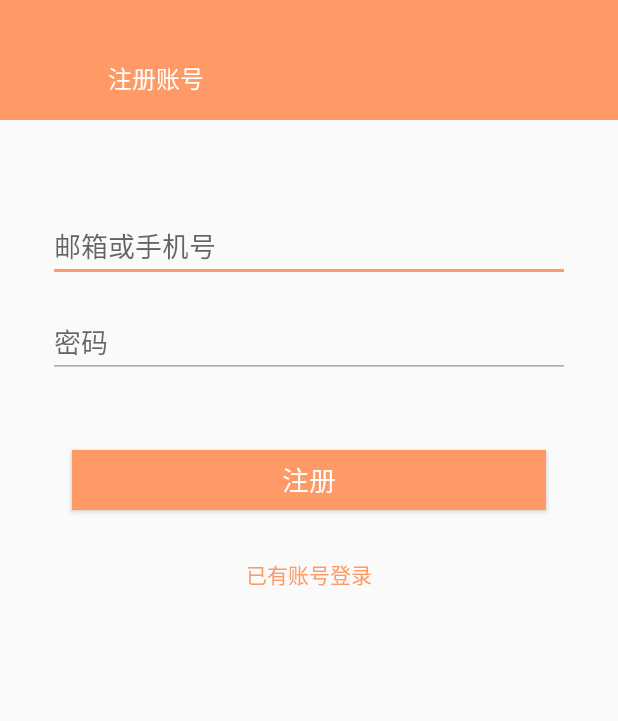
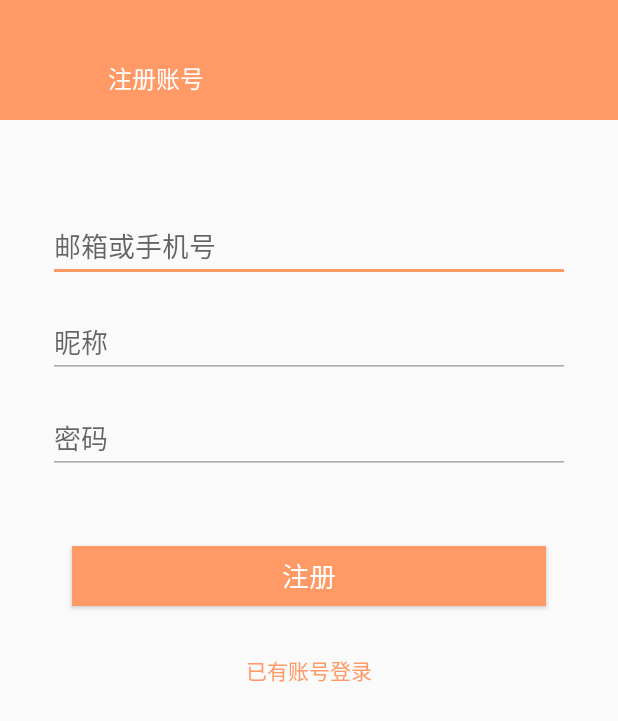
Before and after one commit to Runly/RiForum-Android, an Android app: the SignInActivity screen opened directly, with no data from a screen before it, on a phone screen of 412 x 824 dp. Shown: the top 721 px of the screen. Run offline under Robolectric (Android 15) with nearby library versions, the light colour scheme and no system bars; our stand-ins replace RxJava; libraries missing offline, so code that uses them is left out: com.pkmmte.view; plain views replace CircularImageView; 13 statements that could not run were skipped.

Commit message:
完成注册模块

```diff
--- a/app/src/main/java/com/github/runly/riforum_android/ui/activity/LoginActivity.java
+++ b/app/src/main/java/com/github/runly/riforum_android/ui/activity/LoginActivity.java
@@ -18,7 +18,7 @@ public class LoginActivity extends TopBarActivity {
         super.onCreate(savedInstanceState);
         setContentView(R.layout.activity_login);
 
-        findViewById(R.id.to_sign).setOnClickListener(new View.OnClickListener() {
+        findViewById(R.id.to_sign_in).setOnClickListener(new View.OnClickListener() {
             @Override
             public void onClick(View v) {
                 Log.e("topbar height", topBar.getHeight()+"");
--- a/app/src/main/java/com/github/runly/riforum_android/ui/application/App.java
+++ b/app/src/main/java/com/github/runly/riforum_android/ui/application/App.java
@@ -14,16 +14,10 @@ import com.github.runly.riforum_android.utils.Constant;
  */
 
 public class App extends Application{
-    private  Context mContext;
-
-    public Context getContext() {
-        return mContext;
-    }
 
     @Override
     public void onCreate() {
         super.onCreate();
-        mContext = getApplicationContext();
         DisplayMetrics displaymetrics = new DisplayMetrics();
         WindowManager wm = (WindowManager)getSystemService(Context.WINDOW_SERVICE);
         wm.getDefaultDisplay().getMetrics(displaymetrics);
--- a/app/src/main/res/layout/activity_login.xml
+++ b/app/src/main/res/layout/activity_login.xml
@@ -45,7 +45,7 @@
         />
 
     <TextView
-        android:id="@+id/to_sign"
+        android:id="@+id/to_sign_in"
         android:layout_width="wrap_content"
         android:layout_height="wrap_content"
         android:layout_marginTop="32dp"
--- a/app/src/main/res/layout/activity_sign_in.xml
+++ b/app/src/main/res/layout/activity_sign_in.xml
@@ -14,8 +14,18 @@
         android:layout_marginStart="32dp"
         android:layout_marginEnd="32dp"
         android:hint="@string/sign_in_hint"
-        android:theme="@@style/myEditText"
-        android:inputType="number"
+        android:theme="@style/myEditText"
+        />
+
+    <EditText
+        android:id="@+id/nickname"
+        android:layout_width="match_parent"
+        android:layout_height="wrap_content"
+        android:layout_marginTop="16dp"
+        android:layout_marginStart="32dp"
+        android:layout_marginEnd="32dp"
+        android:hint="@string/sign_nickname"
+        android:theme="@style/myEditText"
         />
 
     <EditText
@@ -43,7 +53,7 @@
         />
 
     <TextView
-        android:id="@+id/to_sign"
+        android:id="@+id/to_sign_in"
         android:layout_width="wrap_content"
         android:layout_height="wrap_content"
         android:layout_marginTop="32dp"
--- a/app/src/main/res/layout/recycler_entry_item.xml
+++ b/app/src/main/res/layout/recycler_entry_item.xml
@@ -136,6 +136,7 @@
             android:layout_marginTop="8dp"
             android:layout_marginStart="16dp"
             android:src="@mipmap/comment"
+            tools:ignore="contentDescription"
             />
 
         <TextView
--- a/app/src/main/res/values/strings.xml
+++ b/app/src/main/res/values/strings.xml
@@ -9,6 +9,7 @@
     <string name="click_to_login">点击头像登录</string>
     <string name="sign_in_hint">邮箱或手机号</string>
     <string name="sign_in_txt_left">注册账号</string>
+    <string name="sign_nickname">昵称</string>
     <string name="password">密码</string>
     <string name="sign_button">注册</string>
     <string name="sign_to_login">已有账号登录</string>
@@ -22,4 +23,8 @@
     <string name="release_title_hint">输入标题</string>
     <string name="release_content_hint">输入正文</string>
     <string name="title_test">美国演员阿列克·伯德温（Alec Baldwin）在电视节目 "周六晚间娱乐现场"中模仿总统特朗普.....</string>
+    <string name="sign_in_error_account">请输入正确格式的邮箱或手机号码</string>
+    <string name="sign_in_successfully">注册成功</string>
+    <string name="sign_in_nickname_empty">昵称不能为空</string>
+    <string name="sign_in_password_empty">密码长度必须大于6</string>
 </resources>
```
Also changed, not shown: app/build.gradle (+15 -1 lines), app/src/main/java/com/github/runly/riforum_android/model/Login.java (added, +30 -0 lines), app/src/main/java/com/github/runly/riforum_android/model/SignIn.java (added, +50 -0 lines), app/src/main/java/com/github/runly/riforum_android/retrofit/RetrofitFactory.java (added, +54 -0 lines), app/src/main/java/com/github/runly/riforum_android/retrofit/UserService.java (added, +33 -0 lines), app/src/main/java/com/github/runly/riforum_android/ui/activity/SignInActivity.java (+62 -6 lines), app/src/main/java/com/github/runly/riforum_android/utils/RegisterCheck.java (added, +42 -0 lines), app/src/main/java/com/github/runly/riforum_android/utils/ToastUtil.java (added, +18 -0 lines), gradle.properties (+10 -9 lines).
